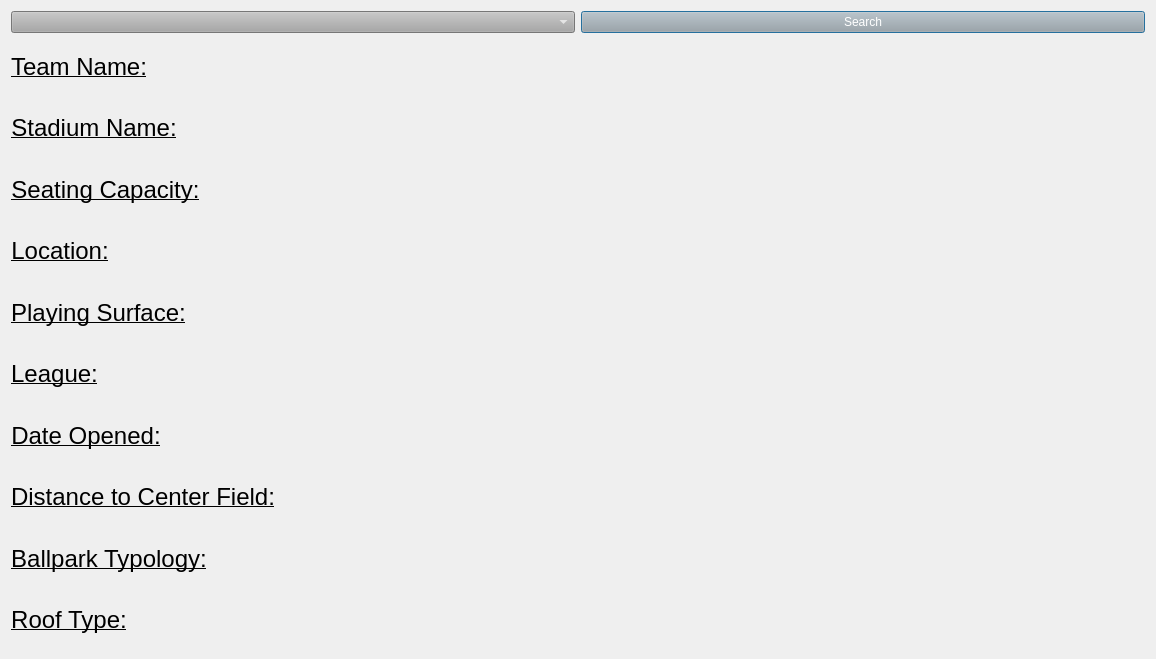
This is BaseballProject2/allinfo.ui in tholm1/CS1D-Project-2-Baseball as Qt 5 draws it before an edit. The edited form follows.
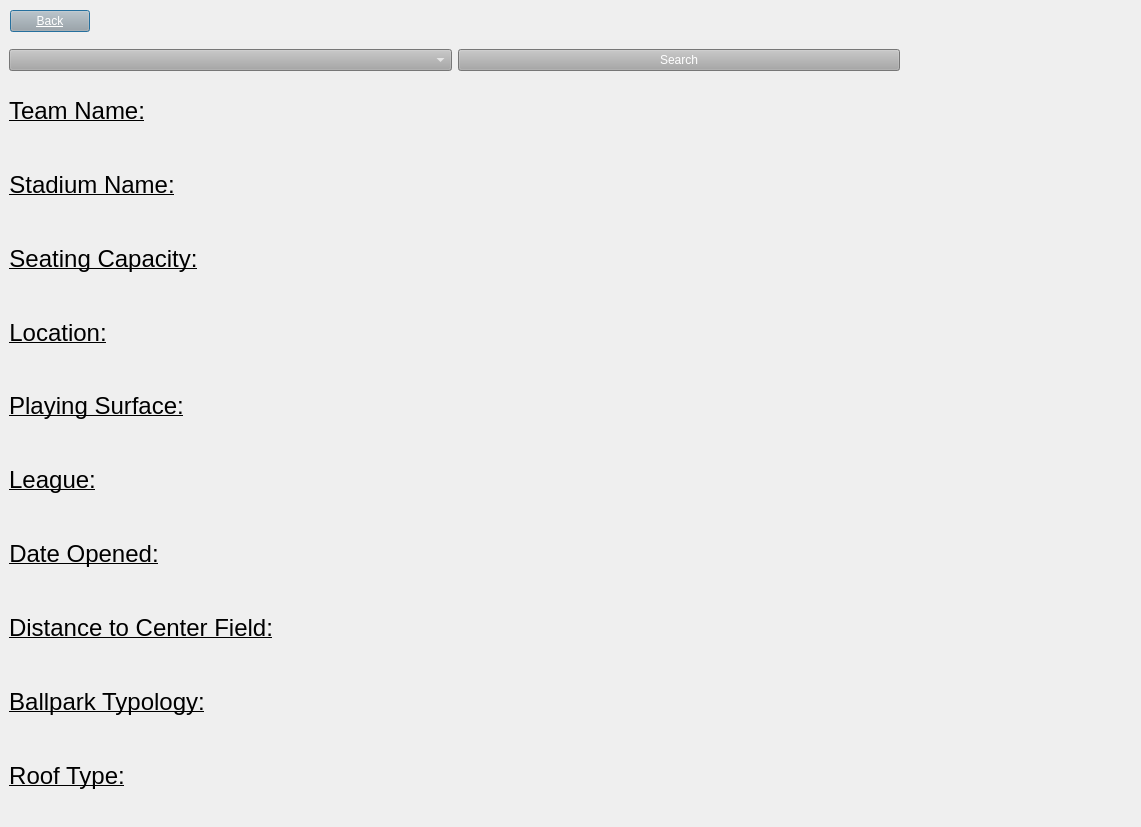
This is the edited form.

```diff
--- a/BaseballProject2/allinfo.ui
+++ b/BaseballProject2/allinfo.ui
@@ -6,8 +6,8 @@
    <rect>
     <x>0</x>
     <y>0</y>
-    <width>1156</width>
-    <height>659</height>
+    <width>1141</width>
+    <height>827</height>
    </rect>
   </property>
   <property name="windowTitle">
@@ -16,8 +16,34 @@
   <property name="styleSheet">
    <string notr="true">background color: rgb(0, 0, 255);</string>
   </property>
-  <layout class="QGridLayout" name="gridLayout">
-   <item row="0" column="0">
+  <widget class="QPushButton" name="back_pushButton">
+   <property name="geometry">
+    <rect>
+     <x>10</x>
+     <y>10</y>
+     <width>80</width>
+     <height>22</height>
+    </rect>
+   </property>
+   <property name="styleSheet">
+    <string notr="true">font: 8pt &quot;MS Shell Dlg 2&quot;;
+text-decoration: underline;
+color: rgb(255, 255, 255);
+background-color: rgb(167, 167, 167);</string>
+   </property>
+   <property name="text">
+    <string>Back</string>
+   </property>
+  </widget>
+  <widget class="QWidget" name="">
+   <property name="geometry">
+    <rect>
+     <x>9</x>
+     <y>49</y>
+     <width>891</width>
+     <height>761</height>
+    </rect>
+   </property>
     <layout class="QVBoxLayout" name="verticalLayout">
      <item>
       <layout class="QHBoxLayout" name="horizontalLayout_2">
@@ -293,8 +319,7 @@
       </layout>
      </item>
     </layout>
-   </item>
-  </layout>
+  </widget>
  </widget>
  <resources/>
  <connections/>
```
Lines whose indentation alone changed are shown as unchanged.
